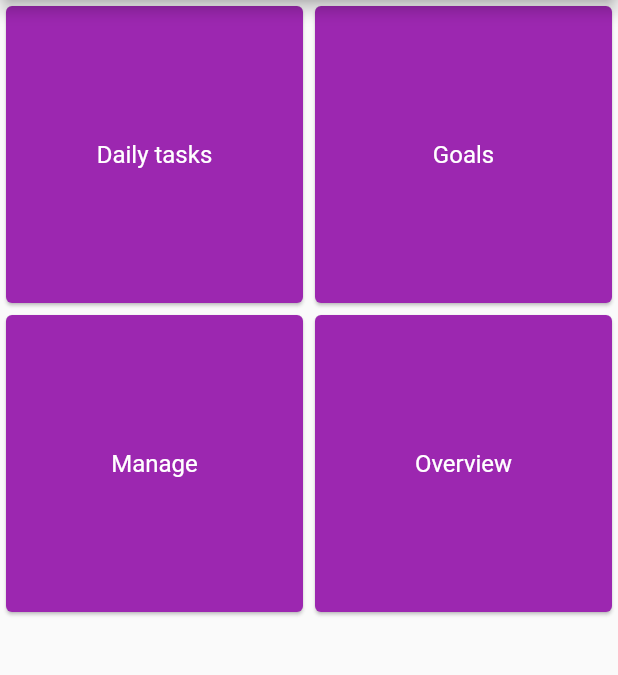
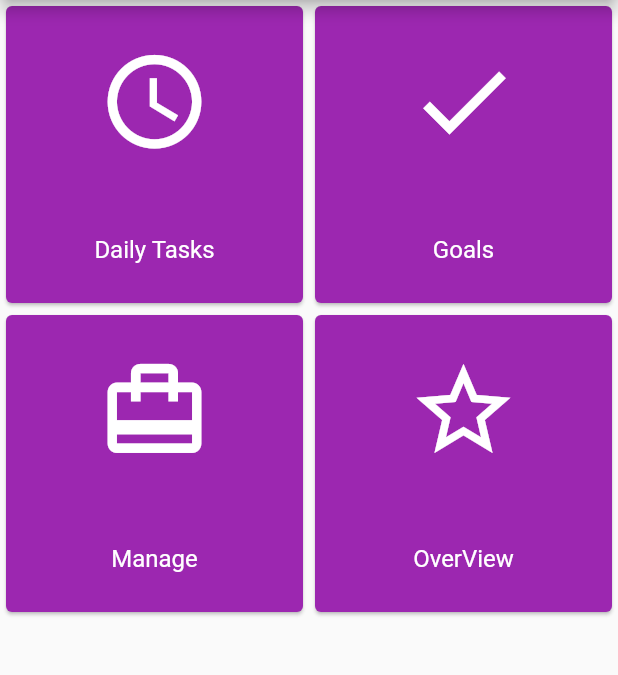
Before and after one commit to HenriqueHott/AgileTasksApp, a Flutter app: the screen it shows after launch, on a phone screen of 412 x 824 dp, the part 84-759 px from its top. Run offline on Flutter 3.47's test engine with Material 2 defaults, Android fonts, the phone set to English and light mode, and no system bars.

Commit message:
Home Page - Icons added to Items in the GridView

```diff
--- a/lib/components/grid_item.dart
+++ b/lib/components/grid_item.dart
@@ -4,10 +4,13 @@ import 'package:flutter/material.dart';
 typedef void TitlePressedCallback();
 
 class GridItem extends StatelessWidget {
-  GridItem({@required this.itemName, @required this.onPressed}) : super();
+  GridItem(
+      {@required this.itemName, @required this.icon, @required this.onPressed})
+      : super();
 
   final String itemName;
   final TitlePressedCallback onPressed;
+  final Icon icon;
 
   @override
   Widget build(BuildContext context) {
@@ -19,6 +22,7 @@ class GridItem extends StatelessWidget {
           mainAxisAlignment: MainAxisAlignment.spaceAround,
           crossAxisAlignment: CrossAxisAlignment.center,
           children: [
+            icon,
             Text(
               this.itemName,
               style: TextStyle(color: Colors.white, fontSize: 16.0),
--- a/lib/screens/home_page.dart
+++ b/lib/screens/home_page.dart
@@ -2,12 +2,43 @@ import 'package:Agile_Tasks_App/components/grid_item.dart';
 import 'package:flutter/cupertino.dart';
 import 'package:flutter/material.dart';
 
+class _FeatureItem {
+  _FeatureItem({@required this.name, @required this.icon});
+
+  final String name;
+  final Icon icon;
+}
+
 class HomePage extends StatelessWidget {
-  final List<String> _featuresNames = [
-    "Daily tasks",
-    "Goals",
-    "Manage",
-    "Overview"
+  final List<_FeatureItem> _featuresItems = [
+    _FeatureItem(
+        name: "Daily Tasks",
+        icon: Icon(
+          Icons.schedule,
+          size: 75.0,
+          color: Colors.white,
+        )),
+    _FeatureItem(
+        name: "Goals",
+        icon: Icon(
+          Icons.check,
+          size: 75.0,
+          color: Colors.white,
+        )),
+    _FeatureItem(
+        name: "Manage",
+        icon: Icon(
+          Icons.card_travel,
+          size: 75.0,
+          color: Colors.white,
+        )),
+    _FeatureItem(
+        name: "OverView",
+        icon: Icon(
+          Icons.star_border,
+          size: 75.0,
+          color: Colors.white,
+        )),
   ];
 
   final Function _handleFeaturePressed = () {
@@ -23,9 +54,11 @@ class HomePage extends StatelessWidget {
         body: Center(
           child: GridView.count(
             crossAxisCount: 2,
-            children: _featuresNames
-                .map((e) =>
-                    GridItem(itemName: e, onPressed: _handleFeaturePressed))
+            children: _featuresItems
+                .map((it) => GridItem(
+                    itemName: it.name,
+                    icon: it.icon,
+                    onPressed: _handleFeaturePressed))
                 .toList(),
           ),
         ));
```
